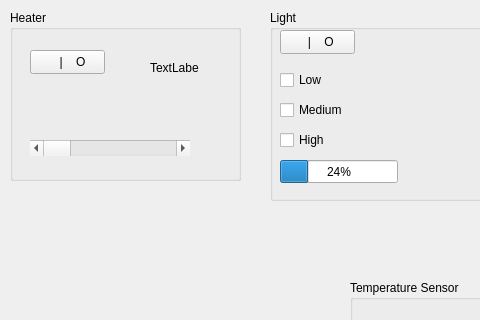
Old version of the form mainwindow.ui in the repository MaksPyvo/project3_section2_.Group7; both pictures show x 0 to 480 and y 0 to 320 of the 1402 by 600 pixel window.
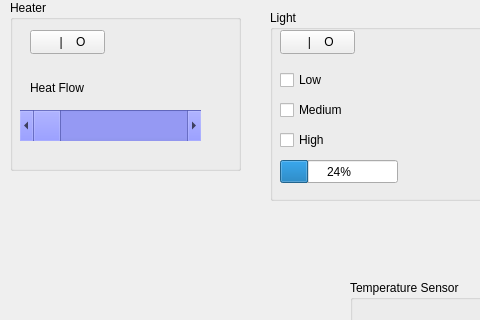
New version of the form.

Diff of the .ui file:
```diff
--- a/mainwindow.ui
+++ b/mainwindow.ui
@@ -31,11 +31,20 @@
     <property name="geometry">
      <rect>
       <x>10</x>
-      <y>10</y>
+      <y>0</y>
       <width>231</width>
       <height>171</height>
      </rect>
     </property>
+    <property name="maximumSize">
+     <size>
+      <width>231</width>
+      <height>171</height>
+     </size>
+    </property>
+    <property name="autoFillBackground">
+     <bool>false</bool>
+    </property>
     <property name="title">
      <string>Heater</string>
     </property>
@@ -43,7 +52,7 @@
      <property name="geometry">
       <rect>
        <x>20</x>
-       <y>40</y>
+       <y>30</y>
        <width>75</width>
        <height>24</height>
       </rect>
@@ -53,14 +62,517 @@
      </property>
     </widget>
     <widget class="QScrollBar" name="HeaterScrollBar">
+     <property name="enabled">
+      <bool>true</bool>
+     </property>
      <property name="geometry">
       <rect>
-       <x>20</x>
-       <y>130</y>
-       <width>160</width>
-       <height>16</height>
+       <x>10</x>
+       <y>110</y>
+       <width>181</width>
+       <height>31</height>
       </rect>
      </property>
+     <property name="sizePolicy">
+      <sizepolicy hsizetype="Fixed" vsizetype="Fixed">
+       <horstretch>0</horstretch>
+       <verstretch>0</verstretch>
+      </sizepolicy>
+     </property>
+     <property name="minimumSize">
+      <size>
+       <width>181</width>
+       <height>31</height>
+      </size>
+     </property>
+     <property name="maximumSize">
+      <size>
+       <width>181</width>
+       <height>31</height>
+      </size>
+     </property>
+     <property name="baseSize">
+      <size>
+       <width>184</width>
+       <height>30</height>
+      </size>
+     </property>
+     <property name="palette">
+      <palette>
+       <active>
+        <colorrole role="WindowText">
+         <brush brushstyle="SolidPattern">
+          <color alpha="255">
+           <red>0</red>
+           <green>0</green>
+           <blue>0</blue>
+          </color>
+         </brush>
+        </colorrole>
+        <colorrole role="Button">
+         <brush brushstyle="SolidPattern">
+          <color alpha="255">
+           <red>114</red>
+           <green>120</green>
+           <blue>240</blue>
+          </color>
+         </brush>
+        </colorrole>
+        <colorrole role="Light">
+         <brush brushstyle="SolidPattern">
+          <color alpha="255">
+           <red>226</red>
+           <green>228</green>
+           <blue>255</blue>
+          </color>
+         </brush>
+        </colorrole>
+        <colorrole role="Midlight">
+         <brush brushstyle="SolidPattern">
+          <color alpha="255">
+           <red>170</red>
+           <green>174</green>
+           <blue>247</blue>
+          </color>
+         </brush>
+        </colorrole>
+        <colorrole role="Dark">
+         <brush brushstyle="SolidPattern">
+          <color alpha="255">
+           <red>57</red>
+           <green>60</green>
+           <blue>120</blue>
+          </color>
+         </brush>
+        </colorrole>
+        <colorrole role="Mid">
+         <brush brushstyle="SolidPattern">
+          <color alpha="255">
+           <red>76</red>
+           <green>80</green>
+           <blue>160</blue>
+          </color>
+         </brush>
+        </colorrole>
+        <colorrole role="Text">
+         <brush brushstyle="SolidPattern">
+          <color alpha="255">
+           <red>0</red>
+           <green>0</green>
+           <blue>0</blue>
+          </color>
+         </brush>
+        </colorrole>
+        <colorrole role="BrightText">
+         <brush brushstyle="SolidPattern">
+          <color alpha="255">
+           <red>255</red>
+           <green>255</green>
+           <blue>255</blue>
+          </color>
+         </brush>
+        </colorrole>
+        <colorrole role="ButtonText">
+         <brush brushstyle="SolidPattern">
+          <color alpha="255">
+           <red>0</red>
+           <green>0</green>
+           <blue>0</blue>
+          </color>
+         </brush>
+        </colorrole>
+        <colorrole role="Base">
+         <brush brushstyle="SolidPattern">
+          <color alpha="255">
+           <red>255</red>
+           <green>255</green>
+           <blue>255</blue>
+          </color>
+         </brush>
+        </colorrole>
+        <colorrole role="Window">
+         <brush brushstyle="SolidPattern">
+          <color alpha="255">
+           <red>114</red>
+           <green>120</green>
+           <blue>240</blue>
+          </color>
+         </brush>
+        </colorrole>
+        <colorrole role="Shadow">
+         <brush brushstyle="SolidPattern">
+          <color alpha="255">
+           <red>0</red>
+           <green>0</green>
+           <blue>0</blue>
+          </color>
+         </brush>
+        </colorrole>
+        <colorrole role="AlternateBase">
+         <brush brushstyle="SolidPattern">
+          <color alpha="255">
+           <red>184</red>
+           <green>187</green>
+           <blue>247</blue>
+          </color>
+         </brush>
+        </colorrole>
+        <colorrole role="ToolTipBase">
+         <brush brushstyle="SolidPattern">
+          <color alpha="255">
+           <red>255</red>
+           <green>255</green>
+           <blue>220</blue>
+          </color>
+         </brush>
+        </colorrole>
+        <colorrole role="ToolTipText">
+         <brush brushstyle="SolidPattern">
+          <color alpha="255">
+           <red>0</red>
+           <green>0</green>
+           <blue>0</blue>
+          </color>
+         </brush>
+        </colorrole>
+        <colorrole role="PlaceholderText">
+         <brush brushstyle="SolidPattern">
+          <color alpha="127">
+           <red>0</red>
+           <green>0</green>
+           <blue>0</blue>
+          </color>
+         </brush>
+        </colorrole>
+        <colorrole role="Accent">
+         <brush brushstyle="SolidPattern">
+          <color alpha="255">
+           <red>255</red>
+           <green>255</green>
+           <blue>255</blue>
+          </color>
+         </brush>
+        </colorrole>
+       </active>
+       <inactive>
+        <colorrole role="WindowText">
+         <brush brushstyle="SolidPattern">
+          <color alpha="255">
+           <red>0</red>
+           <green>0</green>
+           <blue>0</blue>
+          </color>
+         </brush>
+        </colorrole>
+        <colorrole role="Button">
+         <brush brushstyle="SolidPattern">
+          <color alpha="255">
+           <red>114</red>
+           <green>120</green>
+           <blue>240</blue>
+          </color>
+         </brush>
+        </colorrole>
+        <colorrole role="Light">
+         <brush brushstyle="SolidPattern">
+          <color alpha="255">
+           <red>226</red>
+           <green>228</green>
+           <blue>255</blue>
+          </color>
+         </brush>
+        </colorrole>
+        <colorrole role="Midlight">
+         <brush brushstyle="SolidPattern">
+          <color alpha="255">
+           <red>170</red>
+           <green>174</green>
+           <blue>247</blue>
+          </color>
+         </brush>
+        </colorrole>
+        <colorrole role="Dark">
+         <brush brushstyle="SolidPattern">
+          <color alpha="255">
+           <red>57</red>
+           <green>60</green>
+           <blue>120</blue>
+          </color>
+         </brush>
+        </colorrole>
+        <colorrole role="Mid">
+         <brush brushstyle="SolidPattern">
+          <color alpha="255">
+           <red>76</red>
+           <green>80</green>
+           <blue>160</blue>
+          </color>
+         </brush>
+        </colorrole>
+        <colorrole role="Text">
+         <brush brushstyle="SolidPattern">
+          <color alpha="255">
+           <red>0</red>
+           <green>0</green>
+           <blue>0</blue>
+          </color>
+         </brush>
+        </colorrole>
+        <colorrole role="BrightText">
+         <brush brushstyle="SolidPattern">
+          <color alpha="255">
+           <red>255</red>
+           <green>255</green>
+           <blue>255</blue>
+          </color>
+         </brush>
+        </colorrole>
+        <colorrole role="ButtonText">
+         <brush brushstyle="SolidPattern">
+          <color alpha="255">
+           <red>0</red>
+           <green>0</green>
+           <blue>0</blue>
+          </color>
+         </brush>
+        </colorrole>
+        <colorrole role="Base">
+         <brush brushstyle="SolidPattern">
+          <color alpha="255">
+           <red>255</red>
+           <green>255</green>
+           <blue>255</blue>
+          </color>
+         </brush>
+        </colorrole>
+        <colorrole role="Window">
+         <brush brushstyle="SolidPattern">
+          <color alpha="255">
+           <red>114</red>
+           <green>120</green>
+           <blue>240</blue>
+          </color>
+         </brush>
+        </colorrole>
+        <colorrole role="Shadow">
+         <brush brushstyle="SolidPattern">
+          <color alpha="255">
+           <red>0</red>
+           <green>0</green>
+           <blue>0</blue>
+          </color>
+         </brush>
+        </colorrole>
+        <colorrole role="AlternateBase">
+         <brush brushstyle="SolidPattern">
+          <color alpha="255">
+           <red>184</red>
+           <green>187</green>
+           <blue>247</blue>
+          </color>
+         </brush>
+        </colorrole>
+        <colorrole role="ToolTipBase">
+         <brush brushstyle="SolidPattern">
+          <color alpha="255">
+           <red>255</red>
+           <green>255</green>
+           <blue>220</blue>
+          </color>
+         </brush>
+        </colorrole>
+        <colorrole role="ToolTipText">
+         <brush brushstyle="SolidPattern">
+          <color alpha="255">
+           <red>0</red>
+           <green>0</green>
+           <blue>0</blue>
+          </color>
+         </brush>
+        </colorrole>
+        <colorrole role="PlaceholderText">
+         <brush brushstyle="SolidPattern">
+          <color alpha="127">
+           <red>0</red>
+           <green>0</green>
+           <blue>0</blue>
+          </color>
+         </brush>
+        </colorrole>
+        <colorrole role="Accent">
+         <brush brushstyle="SolidPattern">
+          <color alpha="255">
+           <red>255</red>
+           <green>255</green>
+           <blue>255</blue>
+          </color>
+         </brush>
+        </colorrole>
+       </inactive>
+       <disabled>
+        <colorrole role="WindowText">
+         <brush brushstyle="SolidPattern">
+          <color alpha="255">
+           <red>57</red>
+           <green>60</green>
+           <blue>120</blue>
+          </color>
+         </brush>
+        </colorrole>
+        <colorrole role="Button">
+         <brush brushstyle="SolidPattern">
+          <color alpha="255">
+           <red>114</red>
+           <green>120</green>
+           <blue>240</blue>
+          </color>
+         </brush>
+        </colorrole>
+        <colorrole role="Light">
+         <brush brushstyle="SolidPattern">
+          <color alpha="255">
+           <red>226</red>
+           <green>228</green>
+           <blue>255</blue>
+          </color>
+         </brush>
+        </colorrole>
+        <colorrole role="Midlight">
+         <brush brushstyle="SolidPattern">
+          <color alpha="255">
+           <red>170</red>
+           <green>174</green>
+           <blue>247</blue>
+          </color>
+         </brush>
+        </colorrole>
+        <colorrole role="Dark">
+         <brush brushstyle="SolidPattern">
+          <color alpha="255">
+           <red>57</red>
+           <green>60</green>
+           <blue>120</blue>
+          </color>
+         </brush>
+        </colorrole>
+        <colorrole role="Mid">
+         <brush brushstyle="SolidPattern">
+          <color alpha="255">
+           <red>76</red>
+           <green>80</green>
+           <blue>160</blue>
+          </color>
+         </brush>
+        </colorrole>
+        <colorrole role="Text">
+         <brush brushstyle="SolidPattern">
+          <color alpha="255">
+           <red>57</red>
+           <green>60</green>
+           <blue>120</blue>
+          </color>
+         </brush>
+        </colorrole>
+        <colorrole role="BrightText">
+         <brush brushstyle="SolidPattern">
+          <color alpha="255">
+           <red>255</red>
+           <green>255</green>
+           <blue>255</blue>
+          </color>
+         </brush>
+        </colorrole>
+        <colorrole role="ButtonText">
+         <brush brushstyle="SolidPattern">
+          <color alpha="255">
+           <red>57</red>
+           <green>60</green>
+           <blue>120</blue>
+          </color>
+         </brush>
+        </colorrole>
+        <colorrole role="Base">
+         <brush brushstyle="SolidPattern">
+          <color alpha="255">
+           <red>114</red>
+           <green>120</green>
+           <blue>240</blue>
+          </color>
+         </brush>
+        </colorrole>
+        <colorrole role="Window">
+         <brush brushstyle="SolidPattern">
+          <color alpha="255">
+           <red>114</red>
+           <green>120</green>
+           <blue>240</blue>
+          </color>
+         </brush>
+        </colorrole>
+        <colorrole role="Shadow">
+         <brush brushstyle="SolidPattern">
+          <color alpha="255">
+           <red>0</red>
+           <green>0</green>
+           <blue>0</blue>
+          </color>
+         </brush>
+        </colorrole>
+        <colorrole role="AlternateBase">
+         <brush brushstyle="SolidPattern">
+          <color alpha="255">
+           <red>114</red>
+           <green>120</green>
+           <blue>240</blue>
+          </color>
+         </brush>
+        </colorrole>
+        <colorrole role="ToolTipBase">
+         <brush brushstyle="SolidPattern">
+          <color alpha="255">
+           <red>255</red>
+           <green>255</green>
+           <blue>220</blue>
+          </color>
+         </brush>
+        </colorrole>
+        <colorrole role="ToolTipText">
+         <brush brushstyle="SolidPattern">
+          <color alpha="255">
+           <red>0</red>
+           <green>0</green>
+           <blue>0</blue>
+          </color>
+         </brush>
+        </colorrole>
+        <colorrole role="PlaceholderText">
+         <brush brushstyle="SolidPattern">
+          <color alpha="127">
+           <red>57</red>
+           <green>60</green>
+           <blue>120</blue>
+          </color>
+         </brush>
+        </colorrole>
+        <colorrole role="Accent">
+         <brush brushstyle="SolidPattern">
+          <color alpha="255">
+           <red>178</red>
+           <green>182</green>
+           <blue>255</blue>
+          </color>
+         </brush>
+        </colorrole>
+       </disabled>
+      </palette>
+     </property>
+     <property name="autoFillBackground">
+      <bool>false</bool>
+     </property>
+     <property name="styleSheet">
+      <string notr="true">color:(65, 85, 255)
+backgrondcolor:rgb(85, 255, 255)</string>
+     </property>
      <property name="orientation">
       <enum>Qt::Orientation::Horizontal</enum>
      </property>
@@ -68,14 +580,14 @@
     <widget class="QLabel" name="HeaterStatus">
      <property name="geometry">
       <rect>
-       <x>140</x>
-       <y>50</y>
-       <width>49</width>
+       <x>20</x>
+       <y>80</y>
+       <width>81</width>
        <height>16</height>
       </rect>
      </property>
      <property name="text">
-      <string>TextLabel</string>
+      <string>Heat Flow</string>
      </property>
     </widget>
    </widget>
```
